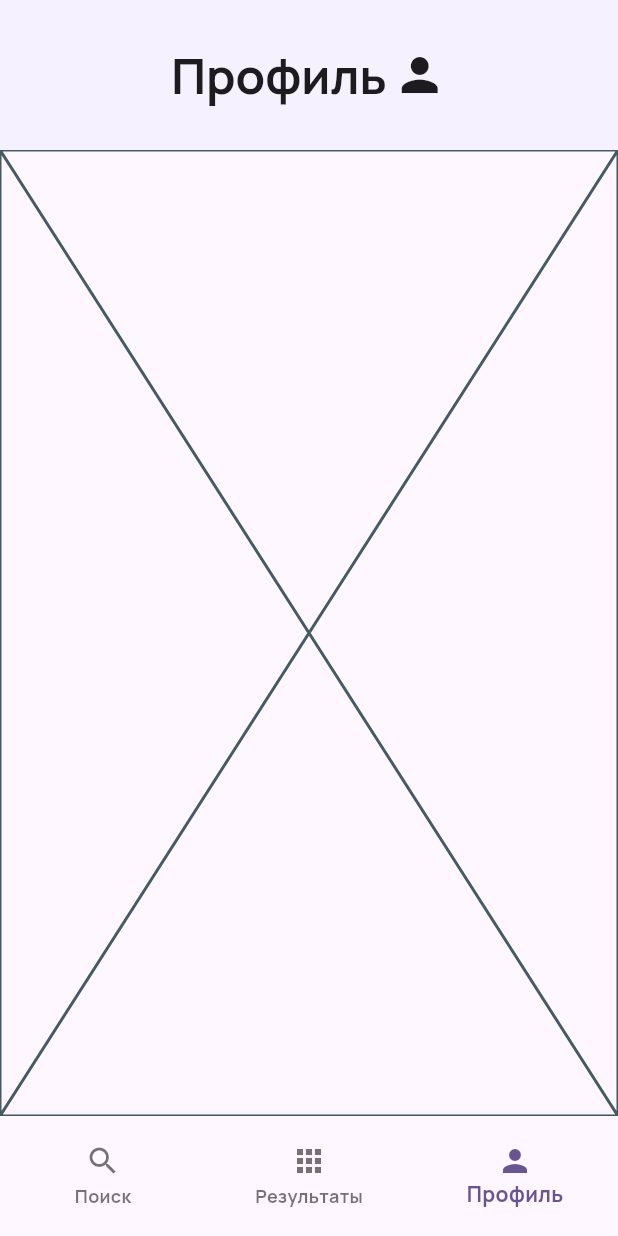
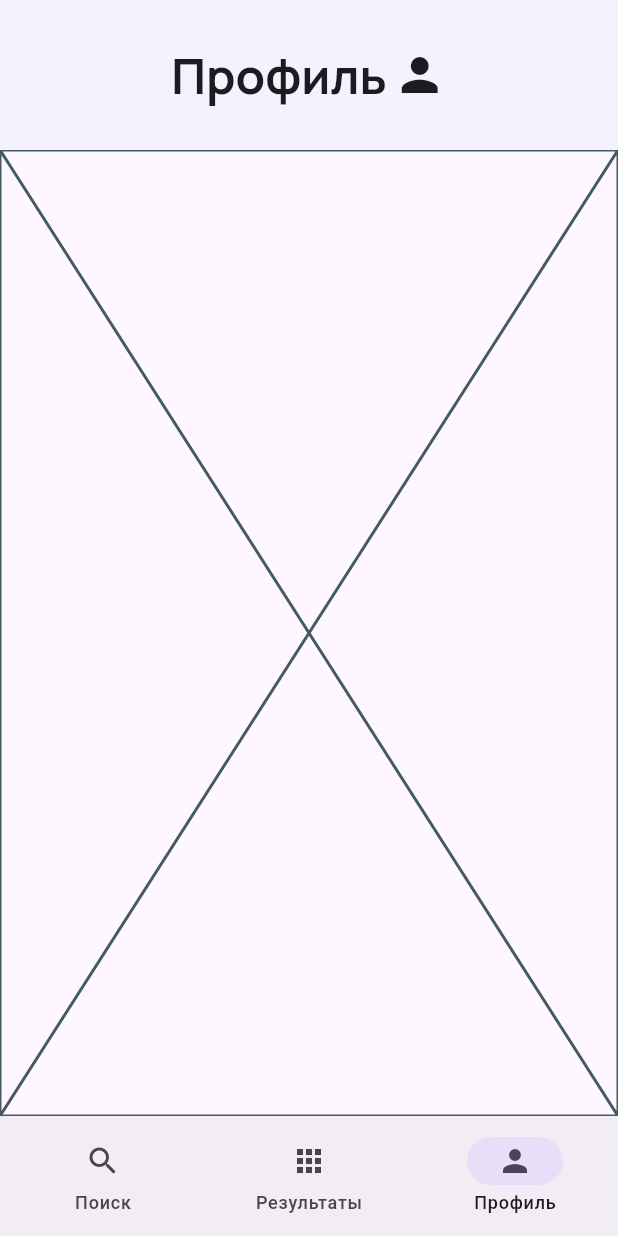
Before and after one commit to Melugsam/travel_helper_next, a Flutter app: the ProfileScreen screen opened by its route, on a phone screen of 412 x 824 dp. Run offline on Flutter 3.47's test engine with Material 3 defaults, Android fonts, the phone set to English and light mode, and no system bars; our stand-ins replace bloc, flutter_map, go_router, latlong2.

Commit message:
gorouter navigating (stful routs)

```diff
--- a/lib/app.dart
+++ b/lib/app.dart
@@ -2,12 +2,17 @@ import 'package:flutter/material.dart';
 import 'package:go_router/go_router.dart';
 import 'package:travel_helper_next/ui/screens/auth/login_screen.dart';
 import 'package:travel_helper_next/ui/screens/auth/register_screen.dart';
+import 'package:travel_helper_next/ui/screens/navigation/navigation_screen.dart';
 import 'package:travel_helper_next/ui/screens/profile/profile_screen.dart';
 import 'package:travel_helper_next/ui/screens/results/results_screen.dart';
 import 'package:travel_helper_next/ui/screens/search/search_map_screen.dart';
 import 'package:travel_helper_next/ui/screens/welcome/welcome_screen.dart';
 
-final GoRouter _route = GoRouter(routes: [
+final _rootNavigatorKey = GlobalKey<NavigatorState>();
+final _shellNavigatorAKey = GlobalKey<NavigatorState>(debugLabel: 'shellA');
+final _shellNavigatorBKey = GlobalKey<NavigatorState>(debugLabel: 'shellB');
+
+final GoRouter _route = GoRouter(navigatorKey: _rootNavigatorKey, routes: [
   GoRoute(
     path: '/',
     builder: (context, state) => WelcomeScreen(),
@@ -20,18 +25,30 @@ final GoRouter _route = GoRouter(routes: [
     path: '/register',
     builder: (context, state) => RegisterScreen(),
   ),
+  StatefulShellRoute.indexedStack(
+      builder: (context, state, navigationShell) {
+        return NavigationScreen(navigationShell: navigationShell);
+      },
+      branches: [
+        StatefulShellBranch(routes: [
           GoRoute(
             path: '/search',
-    builder: (context, state) => SearchScreen(),
+            pageBuilder: (context, state) => NoTransitionPage(child: SearchScreen()),
           ),
+        ]),
+        StatefulShellBranch(routes: [
           GoRoute(
             path: '/results',
-    builder: (context, state) => ResultsScreen(),
+            pageBuilder: (context, state) => NoTransitionPage(child: ResultsScreen()),
           ),
+        ]),
+        StatefulShellBranch(routes: [
           GoRoute(
             path: '/profile',
-    builder: (context, state) => ProfileScreen(),
+            pageBuilder: (context, state) => NoTransitionPage(child: ProfileScreen()),
           )
+        ])
+      ])
 ]);
 
 class TravelHelperApp extends StatelessWidget {
--- /dev/null
+++ b/lib/ui/screens/navigation/navigation_screen.dart
@@ -0,0 +1,27 @@
+import 'package:flutter/material.dart';
+import 'package:go_router/go_router.dart';
+
+class NavigationScreen extends StatelessWidget {
+  final StatefulNavigationShell navigationShell;
+  const NavigationScreen({super.key, required this.navigationShell});
+
+  void _goBranch(int index) {
+    navigationShell.goBranch(index, initialLocation: index == navigationShell.currentIndex);
+  }
+
+  @override
+  Widget build(BuildContext context) {
+    return Scaffold(
+      body: navigationShell,
+      bottomNavigationBar: NavigationBar(
+        selectedIndex: navigationShell.currentIndex,
+        destinations: [
+          NavigationDestination(icon: Icon(Icons.search), label: "Поиск"),
+          NavigationDestination(icon: Icon(Icons.apps_sharp), label: "Результаты"),
+          NavigationDestination(icon: Icon(Icons.person), label: "Профиль"),
+        ],
+        onDestinationSelected: _goBranch,
+      ),
+    );
+  }
+}
--- a/lib/ui/screens/profile/profile_screen.dart
+++ b/lib/ui/screens/profile/profile_screen.dart
@@ -1,6 +1,5 @@
 import 'package:flutter/material.dart';
 import 'package:travel_helper_next/ui/widgets/core/custom_appbar.dart';
-import 'package:travel_helper_next/ui/widgets/core/custom_bottom_navigator.dart';
 
 class ProfileScreen extends StatelessWidget {
   const ProfileScreen({super.key});
@@ -14,9 +13,6 @@ class ProfileScreen extends StatelessWidget {
         iconSize: 36,
       ),
       body: Placeholder(),
-      bottomNavigationBar: CustomBottomNavBar(
-        currentIndex: 2,
-      ),
     );
   }
 }
--- a/lib/ui/screens/results/results_screen.dart
+++ b/lib/ui/screens/results/results_screen.dart
@@ -1,6 +1,5 @@
 import 'package:flutter/material.dart';
 import 'package:travel_helper_next/ui/widgets/core/custom_appbar.dart';
-import 'package:travel_helper_next/ui/widgets/core/custom_bottom_navigator.dart';
 
 class ResultsScreen extends StatelessWidget {
   const ResultsScreen({super.key});
@@ -14,9 +13,6 @@ class ResultsScreen extends StatelessWidget {
         iconSize: 36,
       ),
       body: Placeholder(),
-      bottomNavigationBar: CustomBottomNavBar(
-        currentIndex: 1,
-      ),
     );
   }
 }
```
Also changed, not shown: lib/ui/screens/search/search_map_screen.dart (+8 -9 lines). Lines whose indentation alone changed are shown as unchanged.
